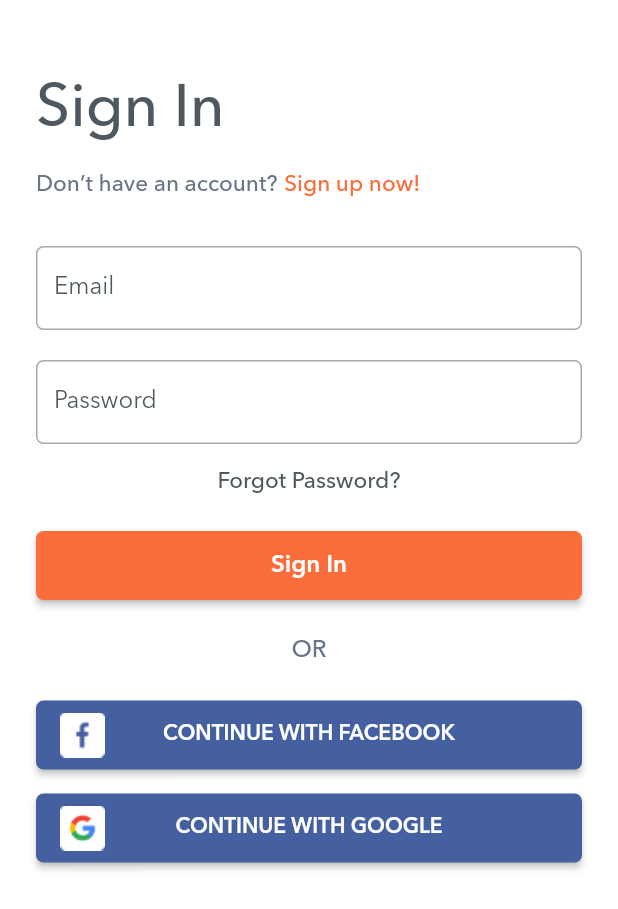
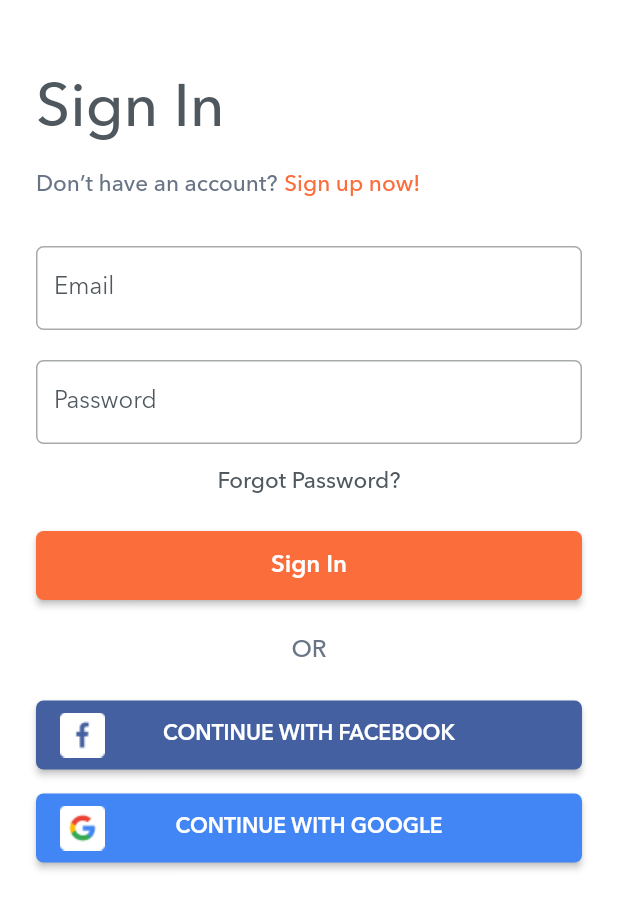
Before and after one commit to TrungNguyen1208/foodedu, a Flutter app: the screen it shows after launch, on a phone screen of 412 x 824 dp. Shown: the top 909 px of the screen. Run offline on Flutter 3.47's test engine with Material 2 defaults, Android fonts, the phone set to English and light mode, and no system bars.

Commit message:
Change color login google, add sign up screen

```diff
--- a/lib/feature/sign_in/sign_in_screen.dart
+++ b/lib/feature/authen/sign_in/sign_in_screen.dart
@@ -84,11 +84,13 @@ class _SignInScreenState extends State<SignInScreen> {
             const SocialLoginButton(
               title: 'Continue with facebook',
               image: 'assets/images/facebook.png',
+              color: AppColor.facebook,
             ),
             const SizedBox(height: AppMargin.big),
             const SocialLoginButton(
               title: 'Continue with google',
               image: 'assets/images/google.png',
+              color: AppColor.google,
             ),
           ],
         ),
--- a/lib/main.dart
+++ b/lib/main.dart
@@ -1,6 +1,6 @@
 import 'package:flutter/material.dart';
 
-import 'feature/sign_in/sign_in_screen.dart';
+import 'feature/authen/sign_in/sign_in_screen.dart';
 import 'general/constant/app_theme.dart';
 
 void main() {
```
Also changed, not shown: lib/feature/authen/sign_up/sign_up_screen.dart (added, +13 -0 lines).
